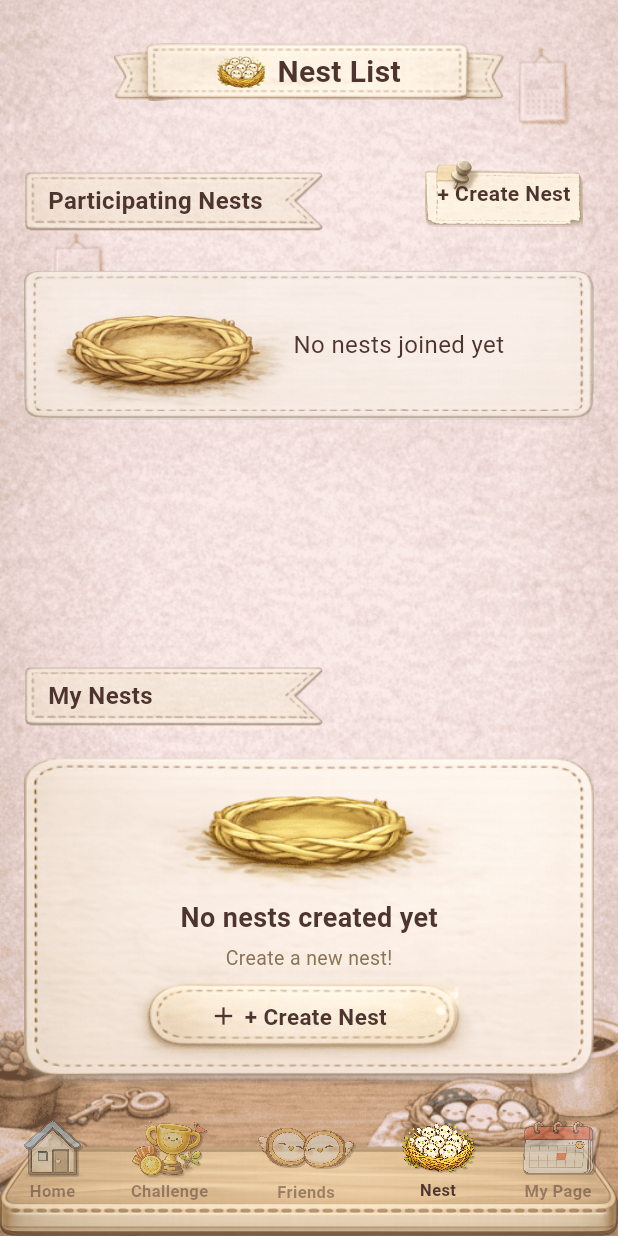
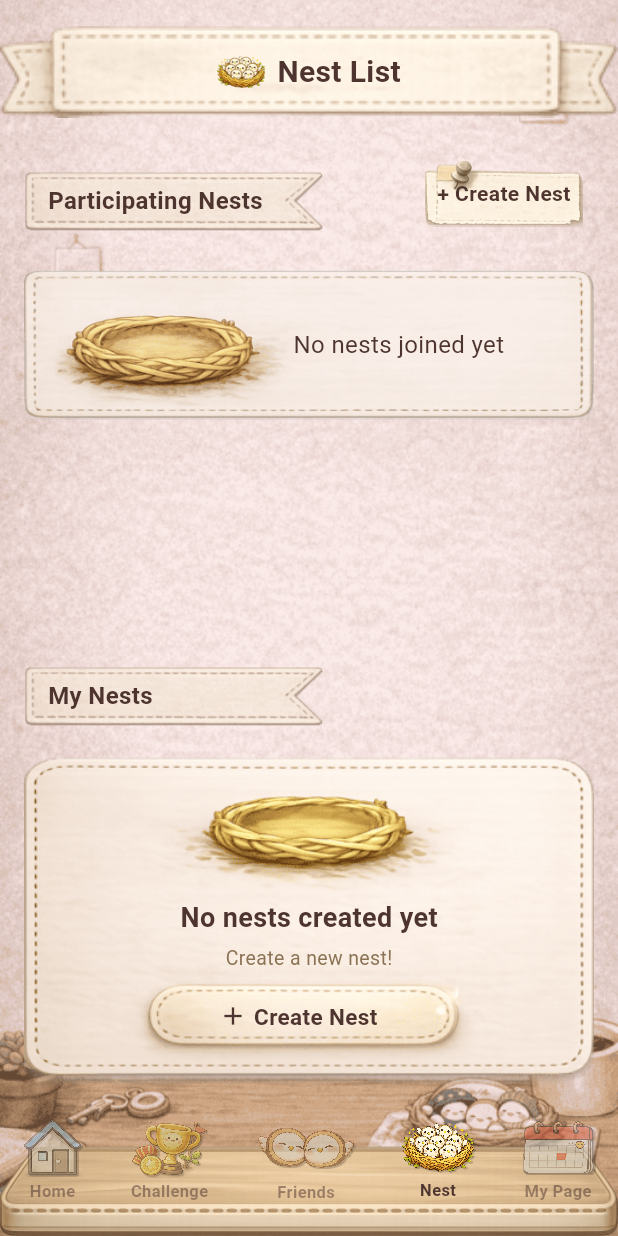
Before and after one commit to stlim1025/MorningMate, a Flutter app: the NestListScreen screen opened by its route, on a phone screen of 412 x 824 dp. Run offline on Flutter 3.47's test engine with Material 3 defaults, Android fonts, the phone set to English and light mode, and no system bars; our stand-ins replace cached_network_image, cloud_firestore, cloud_functions, confetti, firebase_auth, firebase_core and 13 more; missing offline and left inert: encrypt, firebase_app_check, firebase_data_connect, kakao_flutter_sdk; accounts and stored records are empty; Roboto replaces fonts that are missing (BMJUA); statements that could not run were skipped; project files that could hold a hidden picture were left out.

Commit message:
Fix : 둥지 추가 옆 + 버튼 하나 제거

```diff
--- a/lib/features/social/screens/nest_list_screen.dart
+++ b/lib/features/social/screens/nest_list_screen.dart
@@ -97,14 +97,14 @@
           ),
         ),
         child: SafeArea(
-          child: SingleChildScrollView(
-            child: Column(
+          child: ListView(
+            padding: EdgeInsets.zero,
             children: [
               SizedBox(height: Platform.isIOS ? 8 : 16),
               // Title
               Container(
-                  width: 260,
-                  height: 64,
+                width: Platform.isIOS ? 220 : 260,
+                height: Platform.isIOS ? 54 : 64,
                 decoration: const BoxDecoration(
                   image: DecorationImage(
                     image: AssetImage('assets/images/NestTitle_Area.png'),
@@ -116,16 +116,17 @@
                   mainAxisAlignment: MainAxisAlignment.center,
                   children: [
                     Image.asset('assets/icons/Nest_Icon.png',
-                          width: 32, height: 32),
+                        width: Platform.isIOS ? 28 : 32,
+                        height: Platform.isIOS ? 28 : 32),
                     const SizedBox(width: 8),
                     Text(
                       AppLocalizations.of(context)?.get('nestList') ??
                           'Nest List',
-                        style: const TextStyle(
-                          color: Color(0xFF4E342E),
+                      style: TextStyle(
+                        color: const Color(0xFF4E342E),
                         fontWeight: FontWeight.bold,
                         fontFamily: 'BMJUA',
-                          fontSize: 20,
+                        fontSize: Platform.isIOS ? 18 : 20,
                       ),
                     ),
                   ],
@@ -201,8 +202,8 @@
                                 width: 44,
                                 height: 44,
                                 decoration: BoxDecoration(
-                                    color: const Color(0xFF4E342E)
-                                        .withOpacity(0.1),
+                                  color:
+                                      const Color(0xFF4E342E).withOpacity(0.1),
                                   shape: BoxShape.circle,
                                 ),
                                 clipBehavior: Clip.antiAlias,
@@ -222,8 +223,7 @@
                               const SizedBox(width: 12),
                               Expanded(
                                 child: Column(
-                                    crossAxisAlignment:
-                                        CrossAxisAlignment.start,
+                                  crossAxisAlignment: CrossAxisAlignment.start,
                                   children: [
                                     Text(
                                       sender.nickname,
@@ -284,8 +284,8 @@
                               // 수락 버튼
                               GestureDetector(
                                 onTap: () async {
-                                    final authCtrl =
-                                        Provider.of<AuthController>(context,
+                                  final authCtrl = Provider.of<AuthController>(
+                                      context,
                                       listen: false);
                                   if (authCtrl.currentUser != null) {
                                     await nestController.acceptNestInvite(
@@ -343,8 +343,7 @@
                       padding: const EdgeInsets.symmetric(horizontal: 16),
                       decoration: const BoxDecoration(
                         image: DecorationImage(
-                            image:
-                                AssetImage('assets/images/SubTitle_Area.png'),
+                          image: AssetImage('assets/images/SubTitle_Area.png'),
                           fit: BoxFit.fill,
                         ),
                       ),
@@ -378,7 +377,7 @@
                           alignment: Alignment.center,
                           child: Text(
                             AppLocalizations.of(context)?.get('createNest') ??
-                                  '+ Create Nest',
+                                'Create Nest',
                             style: const TextStyle(
                               color: Color(0xFF4E342E),
                               fontWeight: FontWeight.bold,
@@ -441,7 +440,7 @@
 
                   return ListView.builder(
                       shrinkWrap: true,
-                        physics: const AlwaysScrollableScrollPhysics(),
+                      physics: const NeverScrollableScrollPhysics(),
                       padding: const EdgeInsets.symmetric(
                           horizontal: 16, vertical: 12),
                       itemCount: participatingNests.length,
@@ -471,8 +470,7 @@
                       padding: const EdgeInsets.symmetric(horizontal: 16),
                       decoration: const BoxDecoration(
                         image: DecorationImage(
-                            image:
-                                AssetImage('assets/images/SubTitle_Area.png'),
+                          image: AssetImage('assets/images/SubTitle_Area.png'),
                           fit: BoxFit.fill,
                         ),
                       ),
@@ -513,8 +511,7 @@
                       padding: const EdgeInsets.fromLTRB(0, 95, 0, 0),
                       decoration: const BoxDecoration(
                         image: DecorationImage(
-                            image:
-                                AssetImage('assets/images/NoMyNest_Area.png'),
+                          image: AssetImage('assets/images/NoMyNest_Area.png'),
                           fit: BoxFit.fill,
                         ),
                       ),
@@ -554,7 +551,7 @@
                                 SizedBox(width: 4),
                                 Text(
                                   AppLocalizations.of(context)
-                                            ?.get('createNest') ??
+                                          ?.get('createNestTitle') ??
                                       '둥지 만들기',
                                   style: const TextStyle(
                                     color: Color(0xFF4E342E),
@@ -581,8 +578,7 @@
                       if (index < myNestsList.length) {
                         return Expanded(
                           child: Padding(
-                              padding:
-                                  EdgeInsets.only(right: isLast ? 0 : 12.0),
+                            padding: EdgeInsets.only(right: isLast ? 0 : 12.0),
                             child: _buildNestCard(
                               nest: myNestsList[index],
                               isMyNest: true,
@@ -592,8 +588,7 @@
                       } else {
                         return Expanded(
                           child: Padding(
-                              padding:
-                                  EdgeInsets.only(right: isLast ? 0 : 12.0),
+                            padding: EdgeInsets.only(right: isLast ? 0 : 12.0),
                           ),
                         );
                       }
@@ -603,7 +598,6 @@
               }),
               SizedBox(height: Platform.isIOS ? 12 : 20),
             ],
-            ),
           ),
         ),
       ),
```
Also changed, not shown: pubspec.lock. Lines whose indentation alone changed are shown as unchanged.
